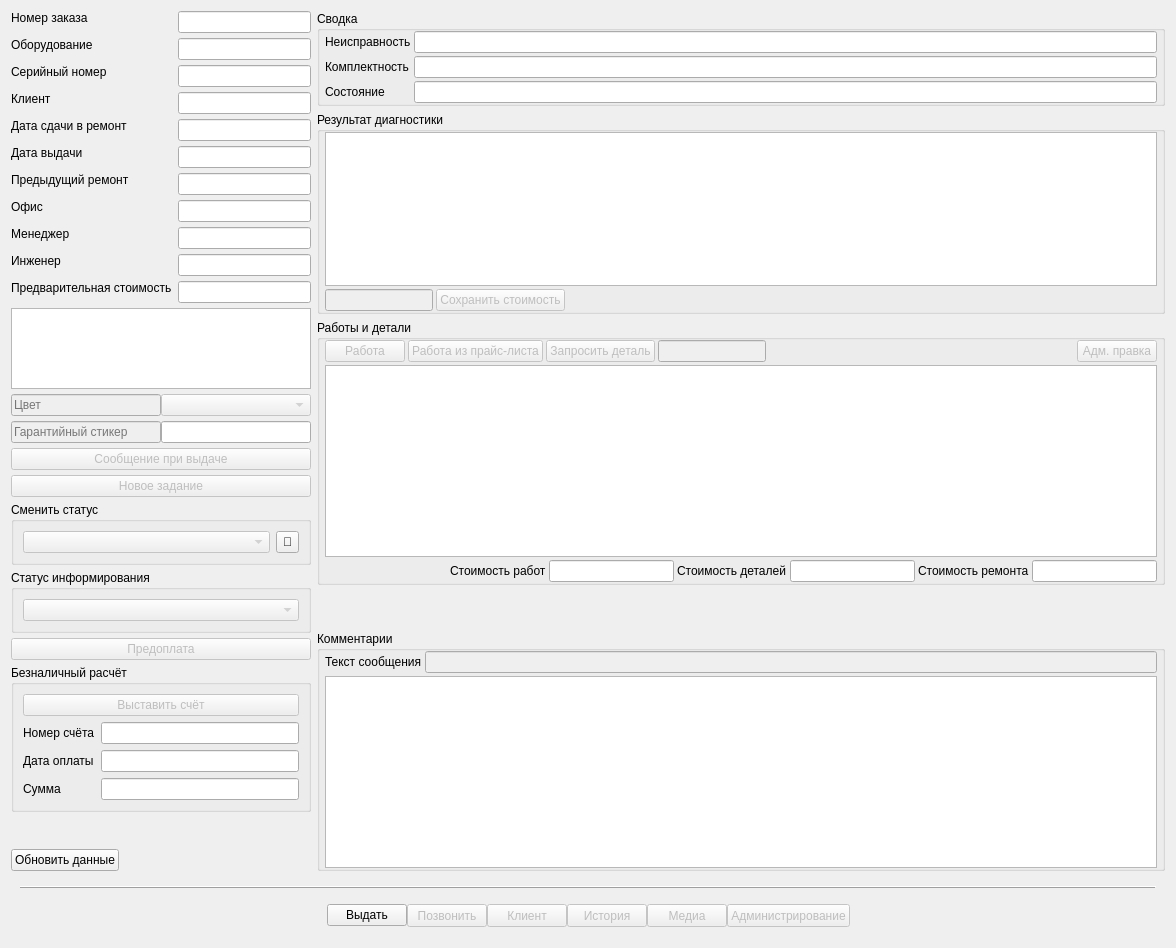
First picture: the form in tabrepair.ui, repository solderercb/snap_crm, before the edit.
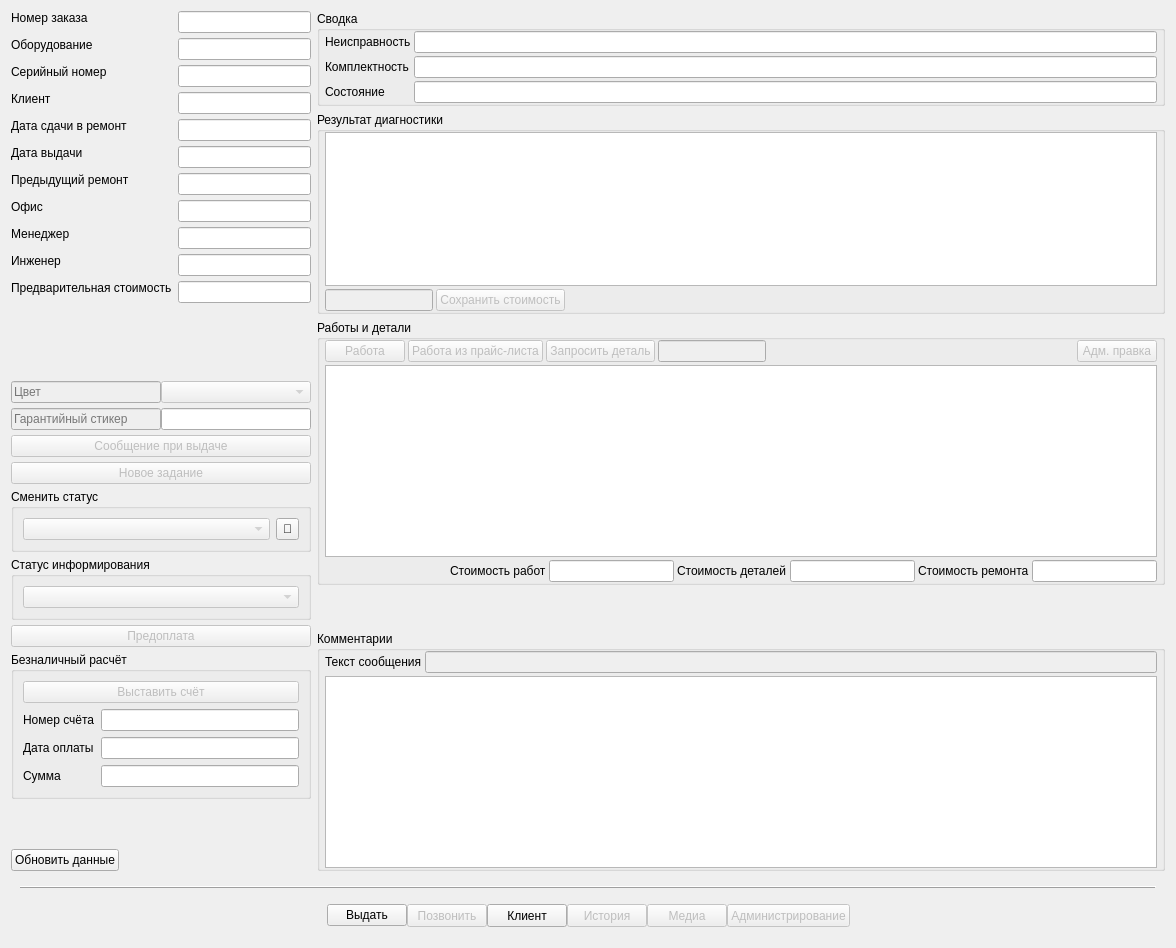
Second picture: the form after the edit. Custom widgets are drawn as their Qt base class.

The edit to the form file:
```diff
--- a/tabrepair.ui
+++ b/tabrepair.ui
@@ -915,9 +915,29 @@
            <property name="minimumSize">
             <size>
              <width>0</width>
-             <height>81</height>
+             <height>0</height>
             </size>
            </property>
+           <property name="styleSheet">
+            <string notr="true">QListView {
+	background-color: rgba(240, 240, 240, 0);
+}
+QListView::item  {
+	background-color: rgb(204, 204, 204);
+}</string>
+           </property>
+           <property name="frameShape">
+            <enum>QFrame::NoFrame</enum>
+           </property>
+           <property name="lineWidth">
+            <number>0</number>
+           </property>
+           <property name="verticalScrollBarPolicy">
+            <enum>Qt::ScrollBarAlwaysOff</enum>
+           </property>
+           <property name="horizontalScrollBarPolicy">
+            <enum>Qt::ScrollBarAlwaysOff</enum>
+           </property>
            <property name="sizeAdjustPolicy">
             <enum>QAbstractScrollArea::AdjustToContents</enum>
            </property>
@@ -931,7 +951,7 @@
             <enum>Qt::IgnoreAction</enum>
            </property>
            <property name="alternatingRowColors">
-            <bool>true</bool>
+            <bool>false</bool>
            </property>
            <property name="selectionMode">
             <enum>QAbstractItemView::SingleSelection</enum>
@@ -942,9 +962,18 @@
            <property name="textElideMode">
             <enum>Qt::ElideLeft</enum>
            </property>
+           <property name="flow">
+            <enum>QListView::LeftToRight</enum>
+           </property>
+           <property name="isWrapping" stdset="0">
+            <bool>true</bool>
+           </property>
            <property name="resizeMode">
             <enum>QListView::Adjust</enum>
            </property>
+           <property name="spacing">
+            <number>2</number>
+           </property>
            <property name="batchSize">
             <number>5</number>
            </property>
@@ -1371,7 +1400,7 @@
             <item row="0" column="2">
              <widget class="QPushButton" name="buttonClientCard">
               <property name="enabled">
-               <bool>false</bool>
+               <bool>true</bool>
               </property>
               <property name="sizePolicy">
                <sizepolicy hsizetype="Minimum" vsizetype="Fixed">
@@ -1448,16 +1477,6 @@
   </layout>
  </widget>
  <customwidgets>
-  <customwidget>
-   <class>commentsTable</class>
-   <extends>QTableView</extends>
-   <header>tabrepair.h</header>
-  </customwidget>
-  <customwidget>
-   <class>worksAndSparePartsTable</class>
-   <extends>QTableView</extends>
-   <header>tabrepair.h</header>
-  </customwidget>
   <customwidget>
    <class>SLineEdit</class>
    <extends>QLineEdit</extends>
@@ -1467,6 +1486,16 @@
     <signal>mouseDoubleClick()</signal>
    </slots>
   </customwidget>
+  <customwidget>
+   <class>commentsTable</class>
+   <extends>QTableView</extends>
+   <header>tabrepair.h</header>
+  </customwidget>
+  <customwidget>
+   <class>worksAndSparePartsTable</class>
+   <extends>QTableView</extends>
+   <header>tabrepair.h</header>
+  </customwidget>
   <customwidget>
    <class>SComboBox</class>
    <extends>QComboBox</extends>
```
Left out of the diff: 30 changed lines with no effect on the pictures.
